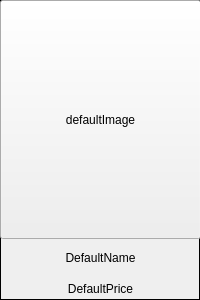
Qt form Front/menu/menuItem.ui (LeeHuSeong/Kiosk_AI) before a commit.
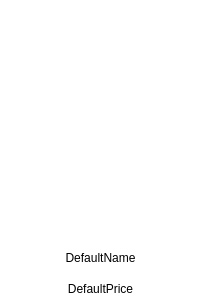
The same form after that commit.

The edit to the form file:
```diff
--- a/Front/menu/menuItem.ui
+++ b/Front/menu/menuItem.ui
@@ -35,7 +35,7 @@
    <bool>false</bool>
   </property>
   <property name="styleSheet">
-   <string notr="true"/>
+   <string notr="true">background-color: white; border: 0px</string>
   </property>
   <layout class="QGridLayout" name="gridLayout">
    <property name="leftMargin">
@@ -77,7 +77,10 @@
           </sizepolicy>
          </property>
          <property name="text">
-          <string>defaultImage</string>
+          <string/>
+         </property>
+         <property name="flat">
+          <bool>true</bool>
          </property>
         </widget>
        </item>
```
Left out of the diff: 25 changed lines with no effect on the pictures.
